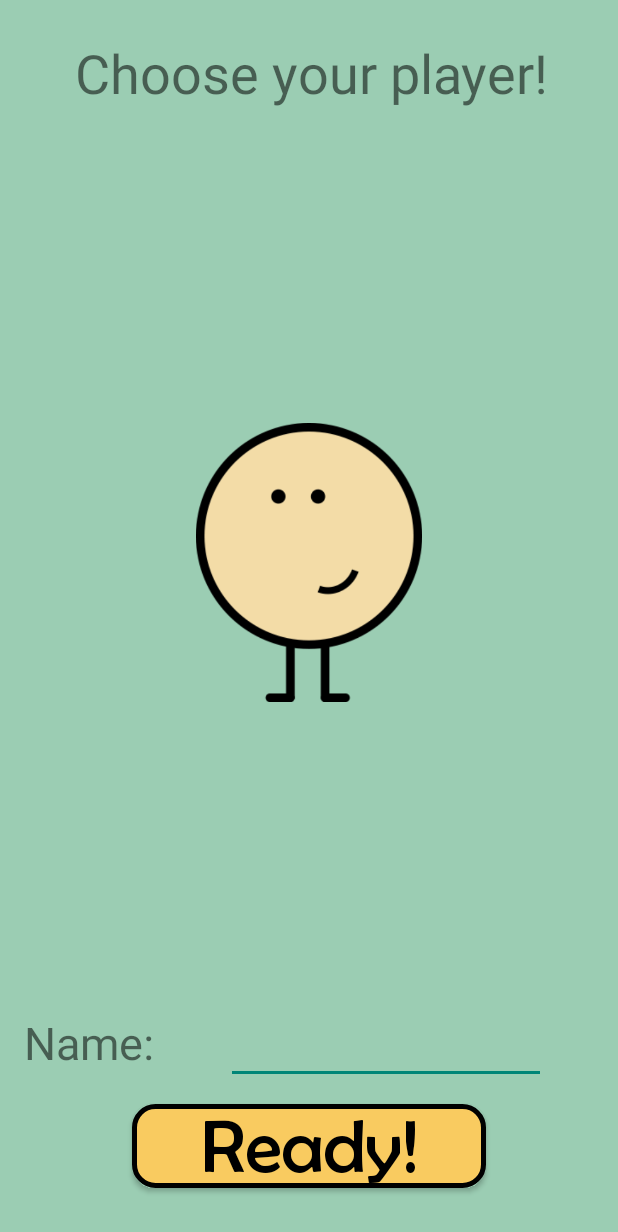
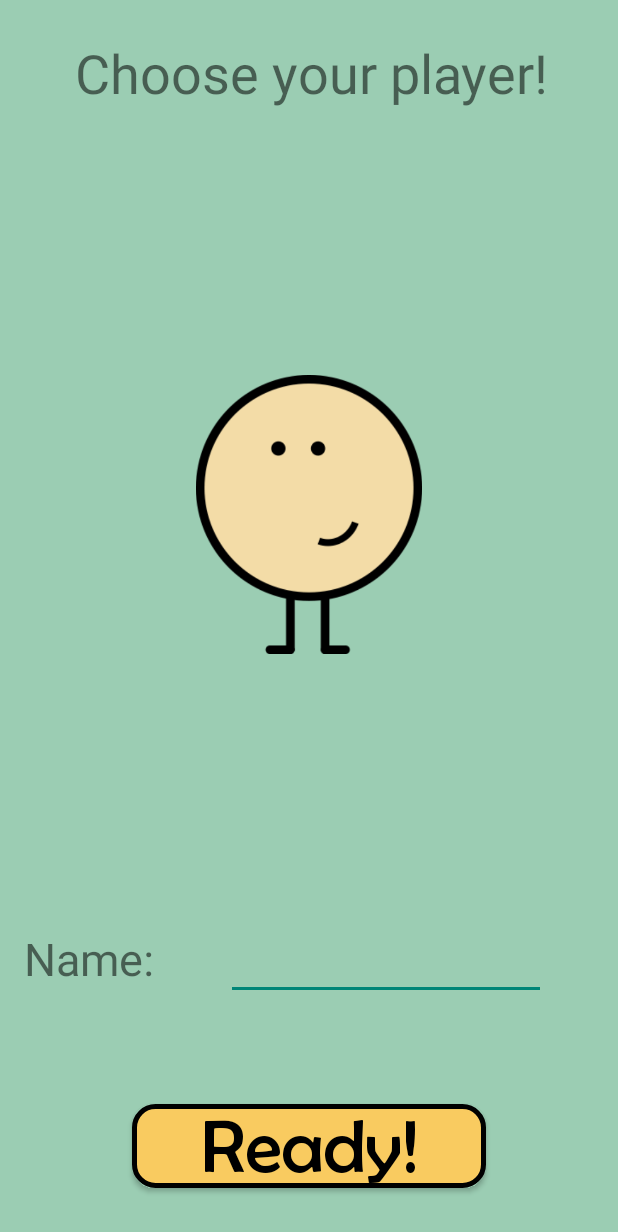
Before and after one commit to MirkoPani/PartyCast, an Android app: the LobbyFragment screen opened directly, with no data from a screen before it, on a phone screen of 412 x 824 dp. Shown: the top 1232 px of the screen. Run offline under Robolectric (Android 15) with nearby library versions, the phone set to English and light mode, and no system bars; 1 statement that could not run was skipped.

Commit message:
Ready button

```diff
--- a/TutorialProjects/CustomButtonExample/app/src/main/java/com/example/mirko/custombuttonexample/LobbyFragment.java
+++ b/TutorialProjects/CustomButtonExample/app/src/main/java/com/example/mirko/custombuttonexample/LobbyFragment.java
@@ -1,23 +1,61 @@
 package com.example.mirko.custombuttonexample;
 
+import android.support.annotation.Nullable;
 import android.support.v4.app.Fragment;
 import android.os.Bundle;
+import android.text.Editable;
+import android.util.Log;
 import android.view.LayoutInflater;
 import android.view.View;
 import android.view.ViewGroup;
+import android.widget.Button;
+import android.widget.EditText;
+
+import com.example.mirko.custombuttonexample.customviews.ButtonPlus;
+import com.example.mirko.custombuttonexample.messages.PlayerReadyMessage;
+import com.google.android.gms.cast.games.GameManagerClient;
+import com.google.android.gms.common.api.PendingResult;
+
+import static android.R.attr.onClick;
 
 /**
  * Created by MirkoPortatile on 17/05/2017.
  */
 
 public class LobbyFragment extends Fragment{
+    GameManagerClient gmc;
+    private static final String TAG = "LobbyFragment";
 
     @Override
     public View onCreateView(LayoutInflater inflater, ViewGroup container,
                              Bundle savedInstanceState) {
         // Inflate the layout for this fragment
         View flagsView= inflater.inflate(R.layout.lobby_fragment, container, false);
+        //Game manager client
+        gmc = PartyCastApplication.getInstance().getCastConnectionManager().getGameManagerClient();
 
         return flagsView;
     }
+
+
+    @Override
+    public void onViewCreated(final View view, @Nullable Bundle savedInstanceState) {
+        super.onViewCreated(view, savedInstanceState);
+
+        //bottone ready
+        ButtonPlus ready = (ButtonPlus) view.findViewById(R.id.ready);
+        ready.setOnClickListener(new View.OnClickListener(){
+
+            @Override
+            public void onClick(View v) {
+                EditText et = (EditText) view.findViewById(R.id.PlayerName);
+                String name = et.getText().toString();
+                int avatar=1;
+                PlayerReadyMessage prm = new PlayerReadyMessage(avatar,name);
+                PendingResult<GameManagerClient.GameManagerResult> result= gmc.sendPlayerReadyRequest(prm.toJSON());
+                Log.d(TAG,"player "+name+" con avatar "+avatar+" ready!");
+            }
+        });
+
+    }
 }
--- a/TutorialProjects/CustomButtonExample/app/src/main/res/layout/lobby_fragment.xml
+++ b/TutorialProjects/CustomButtonExample/app/src/main/res/layout/lobby_fragment.xml
@@ -33,8 +33,8 @@
         app:layout_constraintRight_toRightOf="parent"
         android:layout_marginTop="0dp"
         app:layout_constraintTop_toBottomOf="@+id/textView"
-        android:layout_marginBottom="0dp"
-        app:layout_constraintBottom_toTopOf="@+id/editText" />
+        android:layout_marginBottom="8dp"
+        app:layout_constraintBottom_toTopOf="@+id/PlayerName" />
 
     <TextView
         android:id="@+id/textView2"
@@ -45,14 +45,14 @@
         android:layout_marginLeft="16dp"
         app:layout_constraintLeft_toLeftOf="parent"
         app:layout_constraintTop_toTopOf="parent"
-        android:layout_marginTop="8dp"
+        android:layout_marginTop="0dp"
         app:layout_constraintTop_toBottomOf="@+id/imageView"
-        android:layout_marginBottom="16dp"
-        app:layout_constraintBottom_toTopOf="@+id/buttonPlay"
-        app:layout_constraintVertical_bias="0.993" />
+        android:layout_marginBottom="8dp"
+        app:layout_constraintBottom_toTopOf="@+id/ready"
+        app:layout_constraintVertical_bias="0.9" />
 
     <EditText
-        android:id="@+id/editText"
+        android:id="@+id/PlayerName"
         android:layout_width="wrap_content"
         android:layout_height="wrap_content"
         android:layout_marginLeft="8dp"
@@ -64,7 +64,7 @@
         app:layout_constraintRight_toRightOf="parent" />
 
     <com.example.mirko.custombuttonexample.customviews.ButtonPlus
-        android:id="@+id/buttonPlay"
+        android:id="@+id/ready"
         style="@style/button"
         android:layout_width="wrap_content"
         android:layout_height="wrap_content"
```
Also changed, not shown: TutorialProjects/CustomButtonExample/app/src/main/java/com/example/mirko/custombuttonexample/messages/Message.java (added, +13 -0 lines), TutorialProjects/CustomButtonExample/app/src/main/java/com/example/mirko/custombuttonexample/messages/PlayerReadyMessage.java (added, +35 -0 lines).
